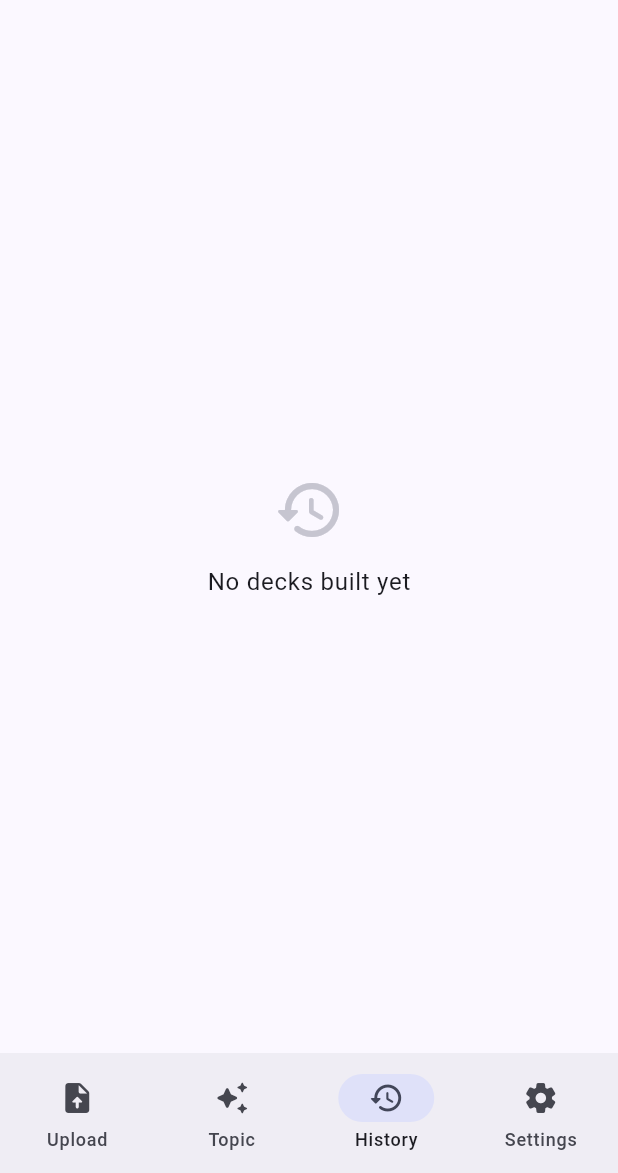
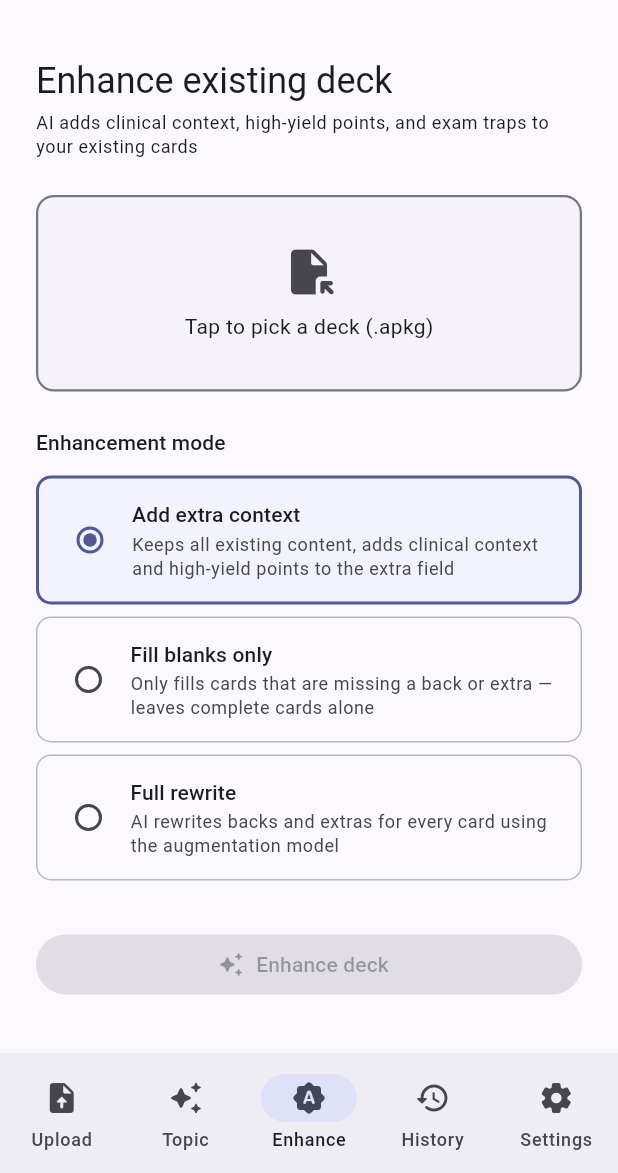
Before and after one commit to dsabharwal326/decksmith-app, a Flutter app: the screen it shows after launch, item 3 of the bottom bar chosen, on a phone screen of 412 x 824 dp, the part 63-1236 px from its top. Run offline on Flutter 3.47's test engine with Material 3 defaults, Android fonts, the phone set to English and light mode, and no system bars; our stand-ins replace file_picker, shared_preferences.

Commit message:
Add Enhance screen — AI augmentation of imported .apkg decks
New sidebar item "Enhance" lets users pick an existing .apkg, choose
an enhancement mode (append / fill blanks / overwrite), and get back
a fully AI-augmented deck with clinical context, high-yield points,
and exam traps added to every card.

Backend: added POST /import endpoint to extract notes from .apkg.
Flutter: EnhanceScreen + augmentGenerate/augmentApply/importApkg in
ApiService. Enhancement mode selection uses radio card UI.

Co-Authored-By: Claude Sonnet 4.6 <noreply@anthropic.com>

```diff
--- a/lib/main.dart
+++ b/lib/main.dart
@@ -5,6 +5,7 @@ import 'screens/upload_screen.dart';
 import 'screens/topic_screen.dart';
 import 'screens/processing_screen.dart';
 import 'screens/export_screen.dart';
+import 'screens/enhance_screen.dart';
 import 'screens/history_screen.dart';
 import 'screens/settings_screen.dart';
 
@@ -51,6 +52,7 @@ class _HomeShellState extends State<HomeShell> {
   static const _navItems = [
     (SidebarPage.upload,   Icons.upload_file_rounded,   'Upload'),
     (SidebarPage.topic,    Icons.auto_awesome_rounded,  'Topic'),
+    (SidebarPage.enhance,  Icons.brightness_auto_rounded, 'Enhance'),
     (SidebarPage.history,  Icons.history_rounded,       'History'),
     (SidebarPage.settings, Icons.settings_rounded,      'Settings'),
   ];
@@ -61,6 +63,7 @@ class _HomeShellState extends State<HomeShell> {
     return switch (_page) {
       SidebarPage.upload   => const UploadScreen(),
       SidebarPage.topic    => const TopicScreen(),
+      SidebarPage.enhance  => const EnhanceScreen(),
       SidebarPage.history  => const HistoryScreen(),
       SidebarPage.settings => const SettingsScreen(),
     };
--- a/lib/models/app_state.dart
+++ b/lib/models/app_state.dart
@@ -3,7 +3,7 @@ import 'package:shared_preferences/shared_preferences.dart';
 
 enum AppPhase { idle, processing, results, exporting }
 
-enum SidebarPage { upload, topic, history, settings }
+enum SidebarPage { upload, topic, enhance, history, settings }
 
 class NoteModel {
   final String noteType;
--- /dev/null
+++ b/lib/screens/enhance_screen.dart
@@ -0,0 +1,222 @@
+import 'dart:typed_data';
+import 'package:flutter/material.dart';
+import 'package:file_picker/file_picker.dart';
+import 'package:provider/provider.dart';
+import '../models/app_state.dart';
+import '../services/api_service.dart';
+
+const _expansionModes = [
+  ('append', 'Add extra context', 'Keeps all existing content, adds clinical context and high-yield points to the extra field'),
+  ('empty_only', 'Fill blanks only', 'Only fills cards that are missing a back or extra — leaves complete cards alone'),
+  ('overwrite', 'Full rewrite', 'AI rewrites backs and extras for every card using the augmentation model'),
+];
+
+class EnhanceScreen extends StatefulWidget {
+  const EnhanceScreen({super.key});
+  @override
+  State<EnhanceScreen> createState() => _EnhanceScreenState();
+}
+
+class _EnhanceScreenState extends State<EnhanceScreen> {
+  String? _fileName;
+  Uint8List? _apkgBytes;
+  String _mode = 'append';
+
+  Future<void> _pickApkg() async {
+    final result = await FilePicker.platform.pickFiles(
+      type: FileType.custom,
+      allowedExtensions: ['apkg'],
+      withData: true,
+    );
+    if (result == null || result.files.isEmpty) return;
+    if (!mounted) return;
+    setState(() {
+      _fileName = result.files.first.name;
+      _apkgBytes = result.files.first.bytes;
+    });
+  }
+
+  Future<void> _enhance() async {
+    if (_apkgBytes == null) {
+      ScaffoldMessenger.of(context).showSnackBar(const SnackBar(content: Text('Pick a deck first')));
+      return;
+    }
+    final state = context.read<AppState>();
+    final deckName = _fileName!.replaceAll('.apkg', '');
+    state.deckName = deckName;
+    state.setPhase(AppPhase.processing);
+    final api = ApiService(state);
+
+    try {
+      state.setProgress('Reading deck…', 0.1);
+      final notes = await api.importApkg(_apkgBytes!);
+
+      if (notes.isEmpty) {
+        state.setError('No cards found in this deck');
+        if (mounted) ScaffoldMessenger.of(context).showSnackBar(const SnackBar(content: Text('No cards found in this deck')));
+        return;
+      }
+
+      state.setProgress('Generating AI enhancements (${notes.length} cards)…', 0.3);
+      final proposals = await api.augmentGenerate(notes);
+
+      state.setProgress('Applying enhancements…', 0.7);
+      final acceptedIndices = List.generate(proposals.length, (i) => i);
+      final enhanced = await api.augmentApply(
+        notes: notes,
+        proposals: proposals,
+        acceptedIndices: acceptedIndices,
+        expansionMode: _mode,
+      );
+
+      state.setProgress('Building enhanced deck…', 0.88);
+      final apkg = await api.buildDeck(notes: enhanced, deckName: deckName, classify: state.classify);
+
+      state.setResults(notes: enhanced, validation: [], cards: enhanced.length, subdecks: []);
+      state.setApkg(apkg);
+    } catch (e) {
+      state.setError(e.toString());
+      if (mounted) ScaffoldMessenger.of(context).showSnackBar(SnackBar(content: Text(e.toString())));
+    }
+  }
+
+  @override
+  Widget build(BuildContext context) {
+    return SingleChildScrollView(
+      padding: const EdgeInsets.all(24),
+      child: Column(
+        crossAxisAlignment: CrossAxisAlignment.start,
+        children: [
+          Text('Enhance existing deck', style: Theme.of(context).textTheme.headlineSmall),
+          const SizedBox(height: 4),
+          Text('AI adds clinical context, high-yield points, and exam traps to your existing cards',
+              style: Theme.of(context).textTheme.bodySmall),
+          const SizedBox(height: 24),
+
+          // ── Deck picker ──
+          GestureDetector(
+            onTap: _pickApkg,
+            child: Container(
+              width: double.infinity,
+              padding: const EdgeInsets.symmetric(vertical: 32),
+              decoration: BoxDecoration(
+                border: Border.all(
+                  color: _apkgBytes != null
+                      ? Theme.of(context).colorScheme.primary
+                      : Theme.of(context).colorScheme.outline,
+                  width: 1.5,
+                ),
+                borderRadius: BorderRadius.circular(12),
+                color: _apkgBytes != null
+                    ? Theme.of(context).colorScheme.primaryContainer.withOpacity(0.3)
+                    : Theme.of(context).colorScheme.surfaceContainerLow,
+              ),
+              child: Column(
+                children: [
+                  Icon(
+                    _apkgBytes != null ? Icons.check_circle_rounded : Icons.file_open_rounded,
+                    size: 36,
+                    color: _apkgBytes != null
+                        ? Theme.of(context).colorScheme.primary
+                        : Theme.of(context).colorScheme.onSurfaceVariant,
+                  ),
+                  const SizedBox(height: 8),
+                  Text(
+                    _fileName ?? 'Tap to pick a deck (.apkg)',
+                    style: Theme.of(context).textTheme.bodyMedium,
+                  ),
+                ],
+              ),
+            ),
+          ),
+
+          const SizedBox(height: 24),
+
+          // ── Enhancement mode ──
+          Text('Enhancement mode', style: Theme.of(context).textTheme.titleSmall),
+          const SizedBox(height: 12),
+          ..._expansionModes.map((m) => _ModeCard(
+            value: m.$1,
+            title: m.$2,
+            description: m.$3,
+            selected: _mode == m.$1,
+            onTap: () => setState(() => _mode = m.$1),
+          )),
+
+          const SizedBox(height: 24),
+
+          // ── Enhance button ──
+          SizedBox(
+            width: double.infinity,
+            child: FilledButton.icon(
+              onPressed: _apkgBytes != null ? _enhance : null,
+              icon: const Icon(Icons.auto_awesome_rounded),
+              label: const Text('Enhance deck'),
+            ),
+          ),
+        ],
+      ),
+    );
+  }
+}
+
+class _ModeCard extends StatelessWidget {
+  final String value;
+  final String title;
+  final String description;
+  final bool selected;
+  final VoidCallback onTap;
+
+  const _ModeCard({
+    required this.value,
+    required this.title,
+    required this.description,
+    required this.selected,
+    required this.onTap,
+  });
+
+  @override
+  Widget build(BuildContext context) {
+    return GestureDetector(
+      onTap: onTap,
+      child: Container(
+        width: double.infinity,
+        margin: const EdgeInsets.only(bottom: 8),
+        padding: const EdgeInsets.all(14),
+        decoration: BoxDecoration(
+          border: Border.all(
+            color: selected ? Theme.of(context).colorScheme.primary : Theme.of(context).colorScheme.outline.withOpacity(0.5),
+            width: selected ? 2 : 1,
+          ),
+          borderRadius: BorderRadius.circular(10),
+          color: selected
+              ? Theme.of(context).colorScheme.primaryContainer.withOpacity(0.25)
+              : Theme.of(context).colorScheme.surface,
+        ),
+        child: Row(
+          children: [
+            Radio<String>(
+              value: value,
+              groupValue: selected ? value : '',
+              onChanged: (_) => onTap(),
+              materialTapTargetSize: MaterialTapTargetSize.shrinkWrap,
+            ),
+            const SizedBox(width: 8),
+            Expanded(
+              child: Column(
+                crossAxisAlignment: CrossAxisAlignment.start,
+                children: [
+                  Text(title, style: Theme.of(context).textTheme.titleSmall),
+                  const SizedBox(height: 2),
+                  Text(description, style: Theme.of(context).textTheme.bodySmall?.copyWith(
+                    color: Theme.of(context).colorScheme.onSurfaceVariant,
+                  )),
+                ],
+              ),
+            ),
+          ],
+        ),
+      ),
+    );
+  }
+}
```
Also changed, not shown: lib/services/api_service.dart (+44 -0 lines).
